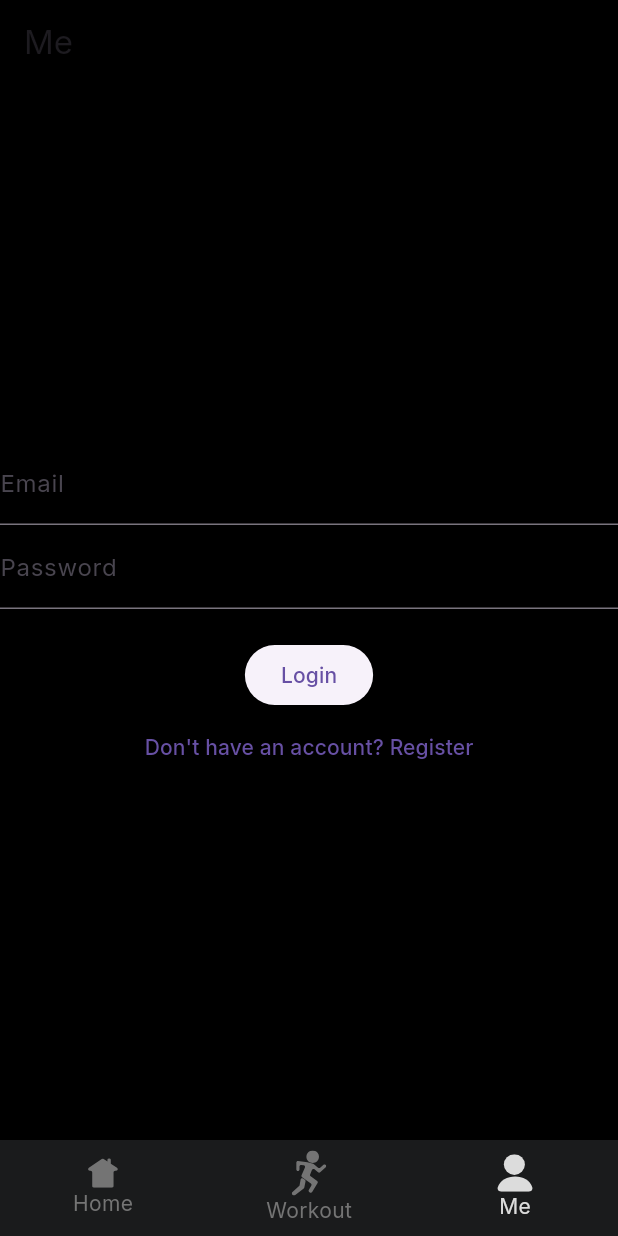
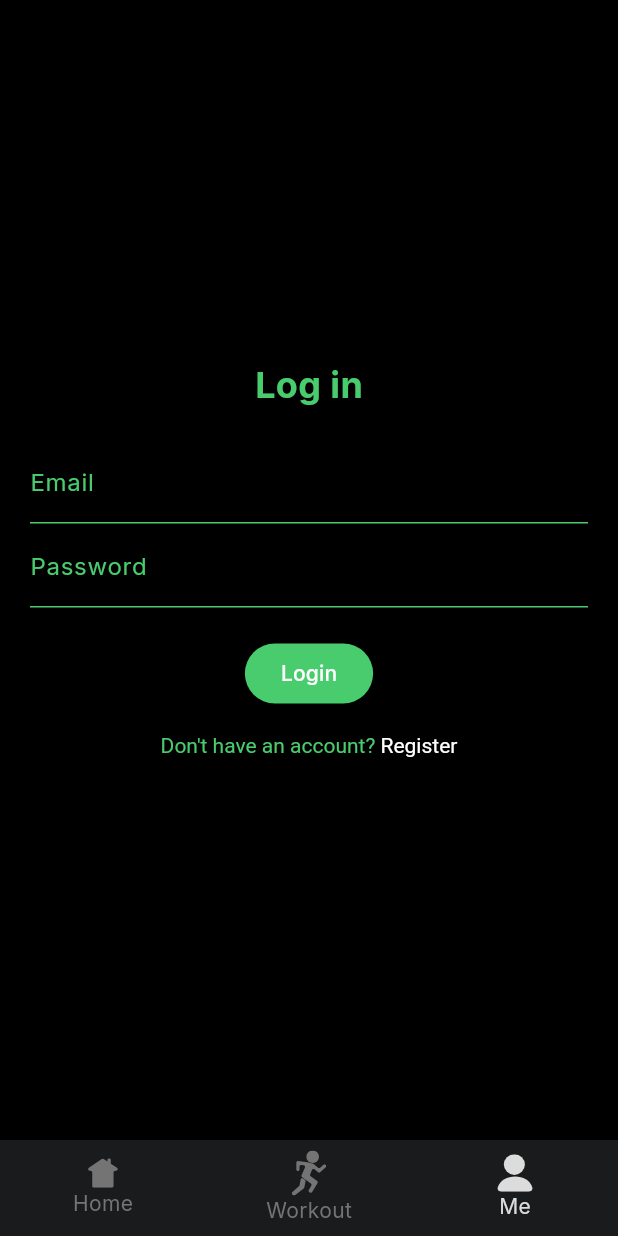
Before and after one commit to AbsolutelyHaakon/FitnessApp-IDATA2503, a Flutter app: the screen it shows after launch, item 3 of the bottom bar chosen, on a phone screen of 412 x 824 dp. Run offline on Flutter 3.47's test engine with Material 3 defaults, Android fonts, the phone set to English and light mode, and no system bars; our stand-ins replace cloud_firestore, firebase_auth, firebase_core, flutter_svg, get, sqflite; accounts and stored records are empty.

Commit message:
Stylized the login screen

```diff
--- a/lib/database/crud/user_dao.dart
+++ b/lib/database/crud/user_dao.dart
@@ -103,23 +103,23 @@ class UserDao {
       height: 0.0));
 }
 
-  Future<User?> loginWithEmailAndPassword(String email, String password) async {
+  Future<Map<String, dynamic>> loginWithEmailAndPassword(String email, String password) async {
   try {
     UserCredential userCredential = await _auth.signInWithEmailAndPassword(
       email: email,
       password: password,
     );
-      return userCredential.user;
+    return {'user': userCredential.user, 'error': null};
   } on FirebaseAuthException catch (e) {
-      if (e.code == 'user-not-found') {
-        print('No user found for that email.');
-      } else if (e.code == 'wrong-password') {
-        print('Wrong password provided.');
+    if (e.code == 'invalid-email') {
+      return {'user': null, 'error': 'No user found for that email.'};
+    } else if (e.code == 'invalid-credential') {
+      return {'user': null, 'error': 'Wrong password provided.'};
     }
   } catch (e) {
-      print(e);
+    return {'user': null, 'error': e.toString()};
   }
-    return null;
+  return {'user': null, 'error': 'Unknown error occurred.'};
 }
 
 
--- a/lib/modules/authentication/login_module.dart
+++ b/lib/modules/authentication/login_module.dart
@@ -25,21 +25,26 @@ class LoginModule extends StatefulWidget {
 
 class _LoginModuleState extends State<LoginModule> {
   bool _isRegistering = false;
+  String? _errorMessage;
   final _confirmPasswordController = TextEditingController();
 
   Future<void> _login() async {
     try {
-      User? user = await widget.userDao.loginWithEmailAndPassword(
+      final result = await widget.userDao.loginWithEmailAndPassword(
         widget.emailController.text.trim(),
         widget.passwordController.text.trim(),
       );
-      if (user != null) {
-        widget.onLoginSuccess(user);
+      if (result['user'] != null) {
+        widget.onLoginSuccess(result['user']);
       } else {
-        print('Login failed: Invalid credentials');
+        setState(() {
+          _errorMessage = result['error'];
+        });
       }
     } catch (e) {
-      print('Login failed: $e');
+      setState(() {
+        _errorMessage = 'Login failed: $e';
+      });
     }
   }
 
@@ -61,9 +66,30 @@ class _LoginModuleState extends State<LoginModule> {
       key: widget.formKey,
       child: Column(
         children: [
+          Text(
+            _isRegistering ? 'Register' : 'Log in',
+            style: const TextStyle(
+              color: Color(0xFF48CC6D),
+              fontSize: 24,
+              fontWeight: FontWeight.bold,
+            ),
+          ),
+          const SizedBox(height: 20),
           TextFormField(
+            keyboardType: TextInputType.emailAddress,
+            autocorrect: false,
             controller: widget.emailController,
-            decoration: const InputDecoration(labelText: 'Email'),
+            decoration: const InputDecoration(
+              labelText: 'Email',
+              labelStyle: TextStyle(color: Color(0xFF48CC6D)),
+              enabledBorder: UnderlineInputBorder(
+                borderSide: BorderSide(color: Color(0xFF48CC6D)),
+              ),
+              focusedBorder: UnderlineInputBorder(
+                borderSide: BorderSide(color: Color(0xFF48CC6D)),
+              ),
+            ),
+            style: const TextStyle(color: Color(0xFF48CC6D)),
             validator: (value) {
               if (value == null || value.isEmpty) {
                 return 'Please enter your email';
@@ -72,8 +98,19 @@ class _LoginModuleState extends State<LoginModule> {
             },
           ),
           TextFormField(
+            autocorrect: false,
             controller: widget.passwordController,
-            decoration: const InputDecoration(labelText: 'Password'),
+            decoration: const InputDecoration(
+              labelText: 'Password',
+              labelStyle: TextStyle(color: Color(0xFF48CC6D)),
+              enabledBorder: UnderlineInputBorder(
+                borderSide: BorderSide(color: Color(0xFF48CC6D)),
+              ),
+              focusedBorder: UnderlineInputBorder(
+                borderSide: BorderSide(color: Color(0xFF48CC6D)),
+              ),
+            ),
+            style: const TextStyle(color: Color(0xFF48CC6D)),
             obscureText: true,
             validator: (value) {
               if (value == null || value.isEmpty) {
@@ -82,10 +119,28 @@ class _LoginModuleState extends State<LoginModule> {
               return null;
             },
           ),
+          if (_errorMessage != null)
+            Align(
+              alignment: Alignment.centerLeft,
+              child: Text(
+                _errorMessage!,
+                style: const TextStyle(color: Colors.red),
+              ),
+            ),
           if (_isRegistering)
             TextFormField(
               controller: _confirmPasswordController,
-              decoration: const InputDecoration(labelText: 'Confirm Password'),
+              decoration: const InputDecoration(
+                labelText: 'Confirm Password',
+                labelStyle: TextStyle(color: Color(0xFF48CC6D)),
+                enabledBorder: UnderlineInputBorder(
+                  borderSide: BorderSide(color: Color(0xFF48CC6D)),
+                ),
+                focusedBorder: UnderlineInputBorder(
+                  borderSide: BorderSide(color: Color(0xFF48CC6D)),
+                ),
+              ),
+              style: const TextStyle(color: Color(0xFF48CC6D)),
               obscureText: true,
               validator: (value) {
                 if (value == null || value.isEmpty) {
@@ -108,7 +163,13 @@ class _LoginModuleState extends State<LoginModule> {
                 }
               }
             },
-            child: Text(_isRegistering ? 'Register' : 'Login'),
+            style: ElevatedButton.styleFrom(
+              backgroundColor: const Color(0xFF48CC6D),
+            ),
+            child: Text(
+              _isRegistering ? 'Register' : 'Login',
+              style: const TextStyle(color: Colors.white),
+            ),
           ),
           TextButton(
             onPressed: () {
@@ -116,7 +177,20 @@ class _LoginModuleState extends State<LoginModule> {
                 _isRegistering = !_isRegistering;
               });
             },
-            child: Text(_isRegistering ? 'Already have an account? Login' : 'Don\'t have an account? Register'),
+            child: RichText(
+            text: TextSpan(
+              children: [
+                TextSpan(
+                  text: _isRegistering ? 'Already have an account? ' : 'Don\'t have an account? ',
+                  style: const TextStyle(color: Color(0xFF48CC6D)),
+                ),
+                TextSpan(
+                  text: _isRegistering ? 'Login' : 'Register',
+                  style: const TextStyle(color: Colors.white),
+                ),
+              ],
+            ),
+          ),
           ),
         ],
       ),
--- a/lib/pages/me.dart
+++ b/lib/pages/me.dart
@@ -42,11 +42,12 @@ class _MeState extends State<Me> {
   @override
   Widget build(BuildContext context) {
     return Scaffold(
-      appBar: AppBar(
-        title: const Text('Me'),
-        backgroundColor: const Color(0xFF000000),
-      ),
-      body: Center(
+      body: Container(
+        width: double.infinity,
+        color: const Color(0xFF000000),
+        child: Padding(
+          padding: const EdgeInsets.all(20.0),
+          child: Center(
             child: Column(
               mainAxisAlignment: MainAxisAlignment.center,
               children: [
@@ -70,7 +71,8 @@ class _MeState extends State<Me> {
               ],
             ),
           ),
-      backgroundColor: const Color(0xFF000000),
+        ),
+      ),
     );
   }
 }
```
Lines whose indentation alone changed are shown as unchanged.
